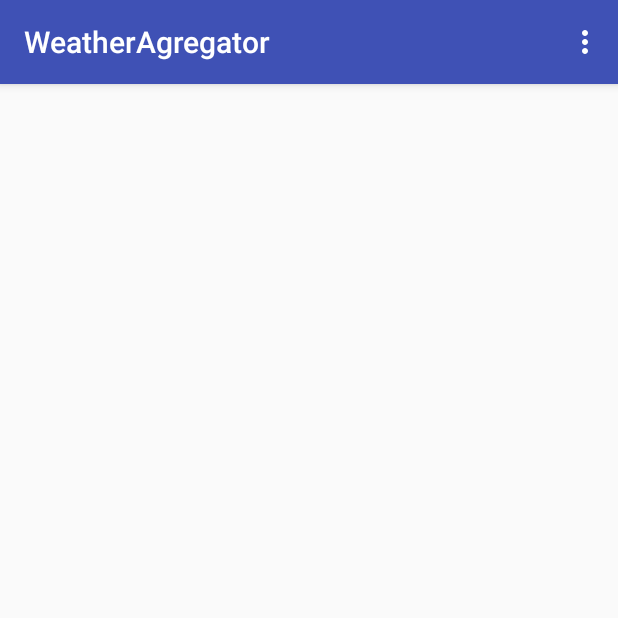
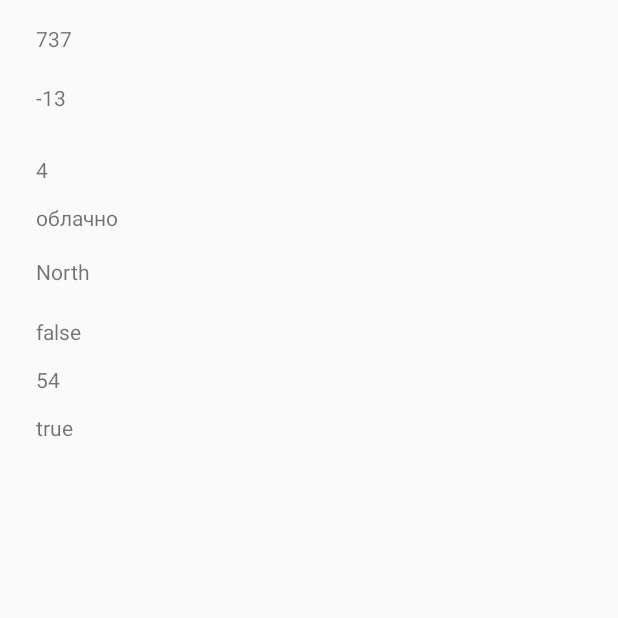
Before and after one commit to Mazle/WeatherAgregator, an Android app: the screen it shows after launch (MainActivity before the commit, TestActivity after it), on a phone screen of 412 x 824 dp, the top half of it. Run offline under Robolectric (Android 15) with nearby library versions, the phone set to English and light mode, and no system bars.

Commit message:
presenter is working now. Change main activity name tag in manifest.

```diff
--- a/app/src/main/AndroidManifest.xml
+++ b/app/src/main/AndroidManifest.xml
@@ -11,7 +11,7 @@
         android:theme="@style/AppTheme"
         android:name=".MyApp">
         <activity
-            android:name=".View.MainActivity.MainActivity"
+            android:name=".TmpClassesForTesting.TestActivity"
             android:label="@string/app_name"
             android:theme="@style/AppTheme.NoActionBar">
             <intent-filter>
@@ -23,3 +23,4 @@
     </application>
 
 </manifest>
+    <!--android:name=".View.MainActivity.MainActivity"-->
--- a/app/src/main/java/com/example/palibinfamily/weatheragregator/Helpers/DateHelper.java
+++ b/app/src/main/java/com/example/palibinfamily/weatheragregator/Helpers/DateHelper.java
@@ -5,16 +5,24 @@ import java.util.GregorianCalendar;
 public class DateHelper {
     public static GregorianCalendar formatDMY(GregorianCalendar date) {
         //todo:ПРОВЕРИТЬ. вставляет ли он текущие значения даты
-        return new GregorianCalendar(date.YEAR, date.MONTH, date.DAY_OF_MONTH);
+        return new GregorianCalendar(date.get(GregorianCalendar.YEAR), date.get(GregorianCalendar.MONTH), date.get(GregorianCalendar.DAY_OF_MONTH));
     }
     public static String stringDMYFormat(GregorianCalendar date, String selector){
         StringBuilder stringBuilder = new StringBuilder();
-        stringBuilder.append(date.DAY_OF_MONTH)
+        stringBuilder.append(date.get(GregorianCalendar.DAY_OF_MONTH))
                      .append(selector)
-                     .append(date.MONTH)
+                     .append(date.get(GregorianCalendar.MONTH))
                      .append(selector)
-                     .append(date.YEAR);
+                     .append(date.get(GregorianCalendar.YEAR));
         return stringBuilder.toString();
+    }
+    public static void increaseDays (GregorianCalendar date, int daysToPlus) {
+        date.set(GregorianCalendar.DAY_OF_MONTH,date.get(GregorianCalendar.DAY_OF_MONTH)+daysToPlus);
+    }
+    public static GregorianCalendar getDMYCopy (GregorianCalendar date) {
+        return  new GregorianCalendar(date.get(GregorianCalendar.YEAR),
+                date.get(GregorianCalendar.MONTH),
+                date.get(GregorianCalendar.DAY_OF_MONTH));
     }
 
 }
--- a/app/src/main/java/com/example/palibinfamily/weatheragregator/Model/DAO/ParserDAO/ParserHandler.java
+++ b/app/src/main/java/com/example/palibinfamily/weatheragregator/Model/DAO/ParserDAO/ParserHandler.java
@@ -2,6 +2,7 @@ package com.example.palibinfamily.weatheragregator.Model.DAO.ParserDAO;
 
 import com.example.palibinfamily.weatheragregator.Model.DAO.WeatherGetter;
 import com.example.palibinfamily.weatheragregator.Model.WeatherSnapshot;
+import com.example.palibinfamily.weatheragregator.TmpClassesForTesting.TestWeatherSnapshot;
 
 import java.util.GregorianCalendar;
 
@@ -9,6 +10,6 @@ public class ParserHandler implements WeatherGetter {
     @Override
     public WeatherSnapshot getWeatherFrom(String Title, GregorianCalendar date) {
         //todo: КОСТЯ. Напиши метод, который переданному заголовку сайта возвращает погоду с данного сайта за указанную дату
-        return null;
+        return new TestWeatherSnapshot();
     }
 }
--- a/app/src/main/java/com/example/palibinfamily/weatheragregator/Model/WeatherSnapshot.java
+++ b/app/src/main/java/com/example/palibinfamily/weatheragregator/Model/WeatherSnapshot.java
@@ -21,7 +21,7 @@ public class WeatherSnapshot {
     protected String windDirection;
     protected int humidity;
     protected int pressure;
-    protected int cloudCover;
+    protected String cloudCover;
     protected GregorianCalendar date;
     protected boolean isRaining;
     protected boolean isSnowing;
@@ -66,7 +66,7 @@ public class WeatherSnapshot {
         this.pressure = pressure;
     }
 
-    public void setCloudCover(int cloudCover) {
+    public void setCloudCover(String cloudCover) {
         this.cloudCover = cloudCover;
     }
 
@@ -98,7 +98,7 @@ public class WeatherSnapshot {
         return pressure;
     }
 
-    public int getCloudCover() {
+    public String getCloudCover() {
         return cloudCover;
     }
 
@@ -106,8 +106,9 @@ public class WeatherSnapshot {
         return date;
     }
     public enum WindDirections {
+        //todo дописать методы извлечения названия из строкового ресурса.
             N {
-               String getStringId(Context context) {
+               String getStringName(Context context) {
                    return context.getResources().getString(R.string.w);
                 }
             },
--- a/app/src/main/java/com/example/palibinfamily/weatheragregator/Preferences.java
+++ b/app/src/main/java/com/example/palibinfamily/weatheragregator/Preferences.java
@@ -1,15 +1,17 @@
 package com.example.palibinfamily.weatheragregator;
+
+import com.example.palibinfamily.weatheragregator.TmpClassesForTesting.TESTHelper;
 
 import java.util.ArrayList;
 import java.util.HashMap;
 
 public class Preferences {
     public ArrayList<String> getCheckedTitles () {
-        //todo: Написать логику извлечения выбранных в настройках заголовках сайтов
-        return null;
+        //todo: DEV.Написать логику извлечения выбранных в настройках заголовках сайтов
+        return TESTHelper.getTestTitles();
     }
     public HashMap<String,Boolean> getCheckedWeatherParams() {
-        //todo Написать логику извлечения выбранных в настройках параметров погоды
+        //todo DEV.Написать логику извлечения выбранных в настройках параметров погоды
         return null;
     }
 
--- a/app/src/main/java/com/example/palibinfamily/weatheragregator/Presenter/MainActivityPresenter.java
+++ b/app/src/main/java/com/example/palibinfamily/weatheragregator/Presenter/MainActivityPresenter.java
@@ -1,6 +1,7 @@
 package com.example.palibinfamily.weatheragregator.Presenter;
 
 import android.support.v7.app.AppCompatActivity;
+import android.view.View;
 
 import com.example.palibinfamily.weatheragregator.Helpers.DateHelper;
 import com.example.palibinfamily.weatheragregator.Model.DAO.DAOFacade;
@@ -25,51 +26,78 @@ import java.util.Map;
 
 public class MainActivityPresenter {
     // Ключ - дата, в формате DateHelper.formatDMY(date)
-    private HashMap<String,ArrayList<WeatherSnapshot>> contentListFromSites;
-    private HashMap<String,WeatherSnapshot> weatherValues;
+    private HashMap<String,ArrayList<WeatherSnapshot>> contentMapFromSites;
+    private HashMap<String,WeatherSnapshot> averagedWeatherValues;
+    //карта соответствия порядкового номера дня соответствующей дате
+    private HashMap<Integer,String> stringDatesInWeatherValues = new HashMap<>();
+    private AppCompatActivity view;
 
-    private AppCompatActivity view;
-    public MainActivityPresenter() {
+    public MainActivityPresenter(AppCompatActivity view) {
+        this.view = view;
+        //todo добавить настройку количества дней обзора
+        downloadWeatherValues(7);
+    }
 
+    public ArrayList<WeatherSnapshot> getWeatherValuesList() {
+        ArrayList<WeatherSnapshot> list = new ArrayList<>();
+        for (Map.Entry<Integer,String> entry: stringDatesInWeatherValues.entrySet()) {
+            list.add(averagedWeatherValues.get(entry.getValue()));
+        }
+        return list;
     }
+    public WeatherSnapshot getSnapshotFromDayNumber(int numb) {
+        return getWeatherValuesList().get(numb);
+    }
+
     //возвращает map с усредненными прогнозами для
     //todo Внедрить зависимости выдачи в активити от Локализации, Выбранных параметров отображения погоды, языка
-    public HashMap<String, WeatherSnapshot> getWeatherValues() {
+    private void downloadWeatherValues(int daysAmount) {
         //Парсим сайты, выбранные в настройках
-        initContentList();
+        initContentList(daysAmount);
         //усредняем результаты
-        getAverageValuesFromAllSnapshotsByDates(contentListFromSites);
-        return weatherValues;
+        getAverageValuesFromAllSnapshotsByDates(contentMapFromSites);
     }
-
-    //todo UPGRADE. Сделать настраиваемое количество дней в запросе.
-    private HashMap<String, ArrayList<WeatherSnapshot>> initContentList() {
-        if (contentListFromSites == null) contentListFromSites = new HashMap<>();
+    private HashMap<String, ArrayList<WeatherSnapshot>> initContentList(int daysAmount) {
+        if (contentMapFromSites == null) contentMapFromSites = new HashMap<>();
         //cчитываем заголовки сайтов, отмеченные чекбоксом true в настройках
         ArrayList<String> siteTitles = getSiteTitlesFromPreferences();
-        //Вызываем парсер, заполняющий weatherSnapshot для каждого дня из каждого источника источников, заносим в contentListFromSites
-        return getСontentFromSites(siteTitles);
+        //Вызываем парсер, заполняющий weatherSnapshot для каждого дня из каждого источника, заносим в contentListFromSites
+        return getСontentFromSites(siteTitles,daysAmount);
     }
-
     //Дает список выбранных в настройках сайтов в качестве источников
     private ArrayList<String> getSiteTitlesFromPreferences() {
         ArrayList<String> siteTitles = ((MyApp)view.getApplicationContext()).getPreferences().getCheckedTitles();
         return siteTitles;
     }
-    //Создает map по датам, заполняя значения list'ом из прогнозов по текущей дате
-    private HashMap<String,ArrayList<WeatherSnapshot>> getСontentFromSites(ArrayList<String> sitesTitles) {
+    //Создает map по датам, заполняя значения list'ом из прогнозов по текущей дате из разных сайтов
+    private HashMap<String,ArrayList<WeatherSnapshot>> getСontentFromSites(ArrayList<String> sitesTitles, int dayAmount) {
         GregorianCalendar date = new GregorianCalendar();
         date = DateHelper.formatDMY(date);
+        //todo BADPRACTICE.исправить через итераторы
+        //Знаю, что не good Practiсe , но вспоминать как работают итераторы времени нет
+        int iterationNumber = 0;
         for (String title : sitesTitles) {
-            //Todo РЕАЛИЗОВАТЬ. определить удобный способ и воткнуть подтягиватель данных о времени
-            //Заполняем map пустыми list
-            contentListFromSites.put(DateHelper.stringDMYFormat(date,"."), new ArrayList<WeatherSnapshot>());
-            //пустые list в map заполняем данными с сайтов по ключу даты формата string
-            contentListFromSites.get(date).add(DAOFacade.getWeatherFrom(title,date));
-            //todo ПРОВЕРИТЬ. Не выходит ли дата за 31 день месяца
-            date.add(date.DAY_OF_MONTH, date.DAY_OF_MONTH+1);
+            int daysCount = 0;
+            GregorianCalendar iteratorDate = DateHelper.getDMYCopy(date);
+            while (daysCount< dayAmount) {
+                //Todo РЕАЛИЗОВАТЬ. определить удобный способ и воткнуть подтягиватель данных о времени
+                //Заполняем map пустыми list
+                String dateKey = DateHelper.stringDMYFormat(iteratorDate, ".");
+                // задаем соответствие между порядковыми номероми в листе и значениями ключей в hashMap
+                //todo БАГФИКС.сделать так, чтобы данные не перезаписывались при каждой итерации
+                if (iterationNumber==0) {
+                    stringDatesInWeatherValues.put(daysCount, dateKey);
+                    contentMapFromSites.put(dateKey, new ArrayList<WeatherSnapshot>());
+                }
+                //пустые list в map заполняем данными с сайтов по ключу даты формата string
+                WeatherSnapshot snapshot = DAOFacade.getWeatherFrom(title,iteratorDate);
+                contentMapFromSites.get(dateKey).add(snapshot);
+                DateHelper.increaseDays(iteratorDate,1);
+                daysCount++;
+            }
+            iterationNumber++;
         }
-        return contentListFromSites;
+        return contentMapFromSites;
     }
    //вычисляет среднее значение для всех Snapshots в map
     private void getAverageValuesFromAllSnapshotsByDates(HashMap<String,ArrayList<WeatherSnapshot>> map) {
@@ -85,20 +113,33 @@ public class MainActivityPresenter {
                     agregator.isRaining.add(snapshot.isRaining());
                     agregator.isSnowing.add(snapshot.isSnowing());
                 }
-                weatherValues.put(entry.getKey(),agregator.averageToSnapshot(new WeatherSnapshot()));
+                if (averagedWeatherValues == null) averagedWeatherValues = new HashMap<>();
+            averagedWeatherValues.put(entry.getKey(),agregator.averageToSnapshot(new WeatherSnapshot()));
         }
     }
-
+    //класс, представляющий собой WeatherSnapshot, только в качестве полей - arrayList со значениями Полей других WeatherSnapshot
     private class WeatherSnapshotAgregator {
         ArrayList<Integer> temperature;
         ArrayList<Integer> windSpeed;
         ArrayList<String> windDirection;
         ArrayList<Integer> humidity;
         ArrayList<Integer> pressure;
-        ArrayList<Integer> cloudCover;
+        ArrayList<String> cloudCover;
         ArrayList<Boolean> isRaining;
         ArrayList<Boolean> isSnowing;
-        WeatherSnapshot averageToSnapshot(WeatherSnapshot snapshot){
+
+        public WeatherSnapshotAgregator() {
+            this.temperature = new ArrayList<>();
+            this.windSpeed = new ArrayList<>();
+            this.windDirection = new ArrayList<>();
+            this.humidity = new ArrayList<>();
+            this.pressure = new ArrayList<>();
+            this.cloudCover = new ArrayList<>();
+            this.isRaining = new ArrayList<>();
+            this.isSnowing = new ArrayList<>();
+        }
+
+        private WeatherSnapshot averageToSnapshot(WeatherSnapshot snapshot){
             snapshot.setTemperature(getIntegerAveragedValue(this.temperature));
             snapshot.setWindSpeed(getIntegerAveragedValue(this.windSpeed));
             //todo ЗАПЛАТКА.усреднить направление ветра
@@ -109,7 +150,8 @@ public class MainActivityPresenter {
             snapshot.setSnowing(false);
             snapshot.setHumidity(getIntegerAveragedValue(this.humidity));
             snapshot.setPressure(getIntegerAveragedValue(this.pressure));
-            snapshot.setCloudCover(getIntegerAveragedValue(this.cloudCover));
+            //todo ЗАПЛАТКА. усреднить облачность.
+            snapshot.setCloudCover("облачно");
         return snapshot;
         }
         //Todo ПРОВЕРИТЬ. Будет ли так работать Jenerick.
--- /dev/null
+++ b/app/src/main/java/com/example/palibinfamily/weatheragregator/TmpClassesForTesting/TESTHelper.java
@@ -0,0 +1,13 @@
+package com.example.palibinfamily.weatheragregator.TmpClassesForTesting;
+
+import java.util.ArrayList;
+
+public class TESTHelper {
+    public static ArrayList<String> getTestTitles(){
+        ArrayList<String> list = new ArrayList<>();
+        list.add("Yandex");
+        list.add("GisMeteo");
+        list.add("OpenWeatherMap");
+        return list;
+    }
+}
--- /dev/null
+++ b/app/src/main/java/com/example/palibinfamily/weatheragregator/TmpClassesForTesting/TestActivity.java
@@ -0,0 +1,53 @@
+package com.example.palibinfamily.weatheragregator.TmpClassesForTesting;
+
+import android.os.Bundle;
+import android.support.annotation.Nullable;
+import android.support.v7.app.AppCompatActivity;
+import android.widget.TextView;
+
+import com.example.palibinfamily.weatheragregator.Helpers.DateHelper;
+import com.example.palibinfamily.weatheragregator.Model.WeatherSnapshot;
+import com.example.palibinfamily.weatheragregator.Presenter.MainActivityPresenter;
+import com.example.palibinfamily.weatheragregator.R;
+
+import java.util.ArrayList;
+import java.util.GregorianCalendar;
+import java.util.HashMap;
+
+public class TestActivity extends AppCompatActivity {
+    @Override
+    protected void onCreate(@Nullable Bundle savedInstanceState) {
+        super.onCreate(savedInstanceState);
+        setContentView(R.layout.test_activity);
+        MainActivityPresenter presenter = new MainActivityPresenter(this);
+        ArrayList<WeatherSnapshot> list = presenter.getWeatherValuesList();
+        WeatherSnapshot snapshot = presenter.getWeatherValuesList().get(6);
+
+        TextView tempView = (TextView) findViewById(R.id.testTemperature);
+        tempView.setText(Integer.valueOf(snapshot.getTemperature()).toString());
+
+        TextView pressureView = (TextView) findViewById(R.id.testPressure);
+        pressureView.setText(Integer.valueOf(snapshot.getPressure()).toString());
+
+        TextView humidityView = (TextView) findViewById(R.id.testHummidity);
+        humidityView.setText(Integer.valueOf(snapshot.getHumidity()).toString());
+
+        TextView speedView = (TextView) findViewById(R.id.testWindSpeed);
+        speedView.setText(Integer.valueOf(snapshot.getWindSpeed()).toString());
+
+        TextView cloudView = (TextView) findViewById(R.id.testCloudness);
+        cloudView.setText(snapshot.getCloudCover());
+
+        TextView directView = (TextView) findViewById(R.id.testWindDirection);
+        directView.setText(snapshot.getWindDirection());
+
+        TextView snowView = (TextView) findViewById(R.id.testSnow);
+        snowView.setText(Boolean.valueOf(snapshot.isSnowing()).toString());
+
+        TextView rainView = (TextView) findViewById(R.id.testRain);
+        rainView.setText(Boolean.valueOf(snapshot.isRaining()).toString());
+
+
+    }
+
+}
--- a/app/src/main/java/com/example/palibinfamily/weatheragregator/TmpClassesForTesting/TestWeatherSnapshot.java
+++ b/app/src/main/java/com/example/palibinfamily/weatheragregator/TmpClassesForTesting/TestWeatherSnapshot.java
@@ -4,8 +4,13 @@ import com.example.palibinfamily.weatheragregator.Model.WeatherSnapshot;
 
 public class TestWeatherSnapshot extends WeatherSnapshot {
     public TestWeatherSnapshot() {
-        temperature = -50 + (int) Math.random()*100;
-
-        //pressure =
+        temperature = -50 + (int) (Math.random()*100);
+        pressure = 700 + (int) (Math.random()*90);
+        humidity = (int) (Math.random()*100);
+        windDirection = "North";
+        windSpeed = (int) (Math.random()*8);
+        isRaining = true;
+        isSnowing = false;
+        cloudCover = "Облачно";
     }
 }
--- a/app/src/main/java/com/example/palibinfamily/weatheragregator/View/MainActivity/MainActivity.java
+++ b/app/src/main/java/com/example/palibinfamily/weatheragregator/View/MainActivity/MainActivity.java
@@ -24,19 +24,12 @@ public class MainActivity extends AppCompatActivity {
         Toolbar toolbar = (Toolbar) findViewById(R.id.toolbar);
         setSupportActionBar(toolbar);
 
-        presenter = new MainActivityPresenter();
+        presenter = new MainActivityPresenter(this);
         viewPager = this.findViewById(R.id.mainActivityPager);
         MainViewPagerAdapter adapter = new MainViewPagerAdapter(getSupportFragmentManager());
         adapter.setContent();
 
-        FloatingActionButton fab = (FloatingActionButton) findViewById(R.id.fab);
-        fab.setOnClickListener(new View.OnClickListener() {
-            @Override
-            public void onClick(View view) {
-                Snackbar.make(view, "Replace with your own action", Snackbar.LENGTH_LONG)
-                        .setAction("Action", null).show();
-            }
-        });
+
     }
 
 
--- a/app/src/main/java/com/example/palibinfamily/weatheragregator/View/MainActivity/WeatherContentFragment.java
+++ b/app/src/main/java/com/example/palibinfamily/weatheragregator/View/MainActivity/WeatherContentFragment.java
@@ -29,7 +29,7 @@ public class WeatherContentFragment extends Fragment {
         return view;
     }
 
-    public void setTemperature(int temperature) {
-        this.temperature.setText();
-    }
+   // public void setTemperature(int temperature) {
+   //     this.temperature.setText();
+    //}
 }
--- /dev/null
+++ b/app/src/main/res/layout/test_activity.xml
@@ -0,0 +1,89 @@
+<?xml version="1.0" encoding="utf-8"?>
+<android.support.constraint.ConstraintLayout
+    xmlns:android="http://schemas.android.com/apk/res/android"
+    xmlns:app="http://schemas.android.com/apk/res-auto"
+    xmlns:tools="http://schemas.android.com/tools"
+    android:layout_width="match_parent"
+    android:layout_height="match_parent">
+
+    <TextView
+        android:id="@+id/testTemperature"
+        android:layout_width="wrap_content"
+        android:layout_height="wrap_content"
+        android:layout_marginStart="24dp"
+        android:layout_marginTop="20dp"
+        android:text="Temperature"
+        app:layout_constraintStart_toStartOf="parent"
+        app:layout_constraintTop_toBottomOf="@+id/testPressure" />
+
+    <TextView
+        android:id="@+id/testPressure"
+        android:layout_width="wrap_content"
+        android:layout_height="wrap_content"
+        android:layout_marginStart="24dp"
+        android:layout_marginTop="16dp"
+        android:text="Pressure"
+        app:layout_constraintStart_toStartOf="parent"
+        app:layout_constraintTop_toTopOf="parent" />
+
+    <TextView
+        android:id="@+id/testHummidity"
+        android:layout_width="wrap_content"
+        android:layout_height="wrap_content"
+        android:layout_marginStart="24dp"
+        android:layout_marginTop="208dp"
+        android:text="Hummidity"
+        app:layout_constraintStart_toStartOf="parent"
+        app:layout_constraintTop_toBottomOf="@+id/testPressure" />
+
+    <TextView
+        android:id="@+id/testWindDirection"
+        android:layout_width="wrap_content"
+        android:layout_height="wrap_content"
+        android:layout_marginStart="24dp"
+        android:layout_marginTop="136dp"
+        android:text="Direction"
+        app:layout_constraintStart_toStartOf="parent"
+        app:layout_constraintTop_toBottomOf="@+id/testPressure" />
+
+    <TextView
+        android:id="@+id/testWindSpeed"
+        android:layout_width="wrap_content"
+        android:layout_height="wrap_content"
+        android:layout_marginStart="24dp"
+        android:layout_marginTop="68dp"
+        android:text="Wind speed"
+        app:layout_constraintStart_toStartOf="parent"
+        app:layout_constraintTop_toBottomOf="@+id/testPressure" />
+
+    <TextView
+        android:id="@+id/testCloudness"
+        android:layout_width="wrap_content"
+        android:layout_height="wrap_content"
+        android:layout_marginStart="24dp"
+        android:layout_marginTop="100dp"
+        android:text="Cloudness"
+        app:layout_constraintStart_toStartOf="parent"
+        app:layout_constraintTop_toBottomOf="@+id/testPressure" />
+
+    <TextView
+        android:id="@+id/testRain"
+        android:layout_width="wrap_content"
+        android:layout_height="wrap_content"
+        android:layout_marginStart="24dp"
+        android:layout_marginTop="240dp"
+        android:text="rain"
+        app:layout_constraintStart_toStartOf="parent"
+        app:layout_constraintTop_toBottomOf="@+id/testPressure" />
+
+    <TextView
+        android:id="@+id/testSnow"
+        android:layout_width="wrap_content"
+        android:layout_height="wrap_content"
+        android:layout_marginStart="24dp"
+        android:layout_marginTop="176dp"
+        android:text="Snow"
+        app:layout_constraintStart_toStartOf="parent"
+        app:layout_constraintTop_toBottomOf="@+id/testPressure" />
+
+</android.support.constraint.ConstraintLayout>
```
